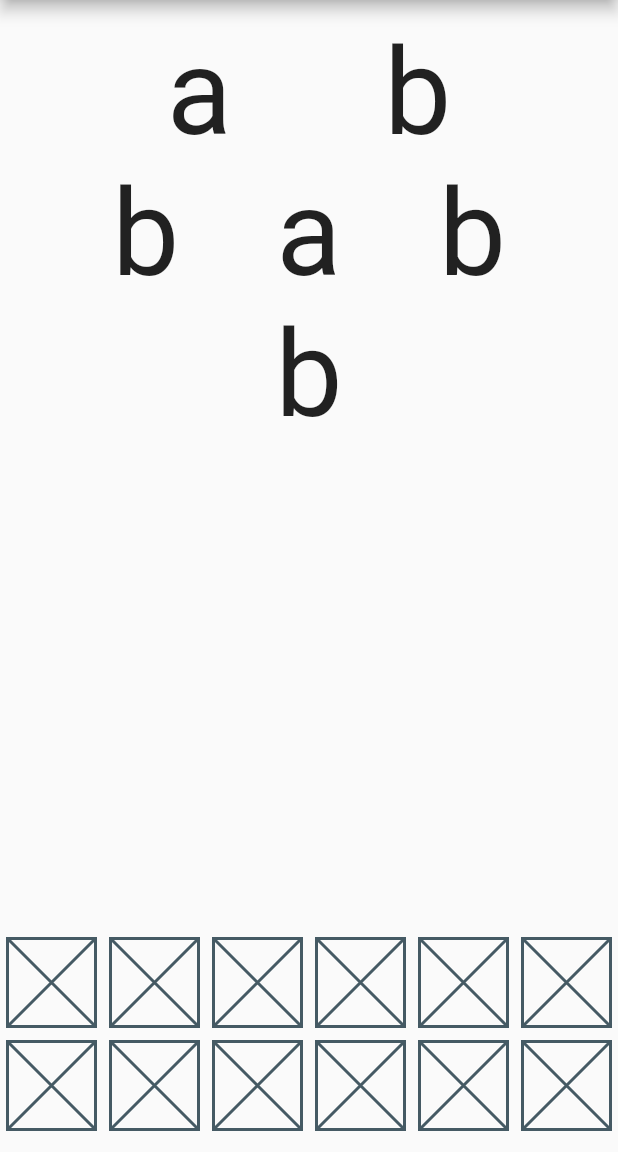
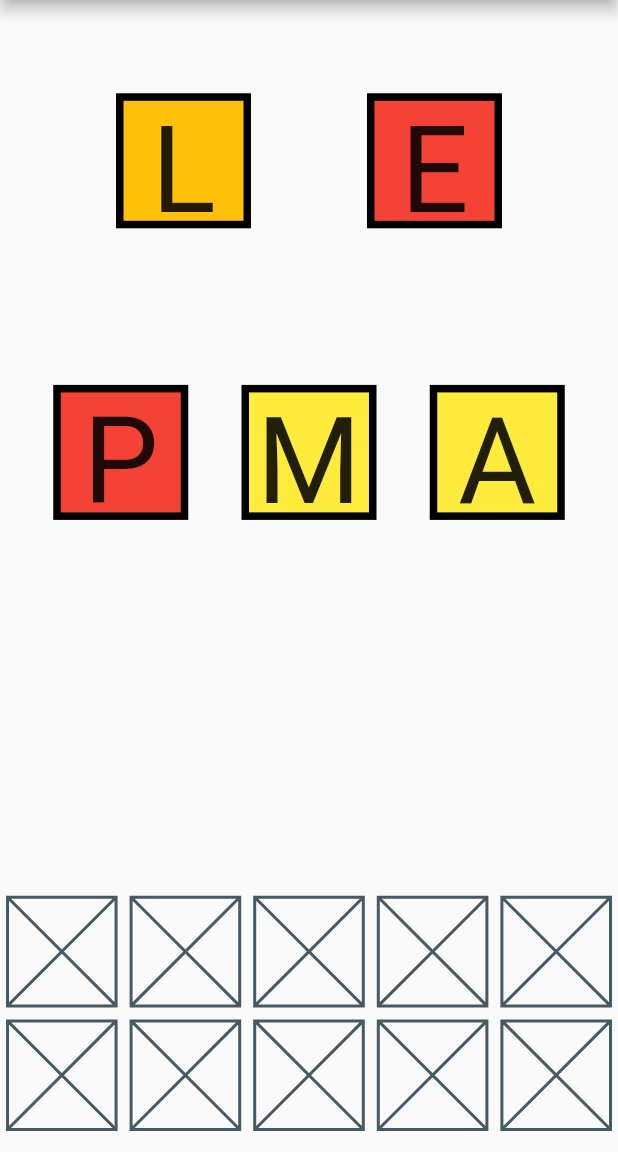
Before and after one commit to htrojan/AnagramApp, a Flutter app: the screen it shows after launch, on a phone screen of 412 x 824 dp, the part 84-1236 px from its top. Run offline on Flutter 3.47's test engine with Material 2 defaults, Android fonts, the phone set to English and light mode, and no system bars.

Commit message:
Bug fixes for layout, make layout prettier

```diff
--- a/lib/LetterCanvas.dart
+++ b/lib/LetterCanvas.dart
@@ -6,7 +6,9 @@ class LetterCanvas extends StatefulWidget {
 
   LetterCanvas(this._letters);
 
-  LetterCanvas.fromString(String string) : _letters = string.runes.toList();
+  LetterCanvas.fromString(String string) : _letters = string.runes.toList(){
+    _letters.shuffle();
+  }
 
   final List<int> _letters;
 
@@ -16,6 +18,9 @@ class LetterCanvas extends StatefulWidget {
 
 class _LetterCanvasState extends State<LetterCanvas> {
 
+  final Random _rnd = new Random();
+  final int _maxRnd = 3;
+  final List<Color> _rndColors = [Colors.yellow, Colors.amber, Colors.red];
 
   List<Widget> _generateRandomLayout(final int rowCount) {
     final int maxUsed = widget._letters.length;
@@ -24,19 +29,39 @@ class _LetterCanvasState extends State<LetterCanvas> {
     int alreadyUsed = 0;
 
     return new List.generate(rowCount, (index) {
-      final int num = (index == rowCount-1) ? (maxUsed - alreadyUsed) : (rnd.nextInt(maxPerRow) + 1);
-      var row = new Row(
+      int num = (index == rowCount-1) ? (maxUsed - alreadyUsed) : (rnd.nextInt(maxPerRow) + 1);
+      if(num > maxUsed - alreadyUsed) {
+        num = 0;
+      }
+      var row = new Expanded(
+//        constraints: const BoxConstraints(maxHeight: 100.0),
+        child: new Row(
+
+//        mainAxisSize: MainAxisSize.min,
           mainAxisAlignment: MainAxisAlignment.spaceEvenly,
           children: widget._letters.skip(alreadyUsed).take(num).map((rune) {
-          return new Container(
+            return new GestureDetector(
+              child: new Container(
+                constraints: const BoxConstraints.tightFor(height: 90.0, width: 90.0),
+                decoration: new BoxDecoration(
+                  border: new Border.all(width: 5.0),
+                  color: _rndColors[_rnd.nextInt(_maxRnd)],
+                ),
+
+                child: new Center(
                   child: new Text(
-                new String.fromCharCode(rune),
+                      new String.fromCharCode(rune).toUpperCase(),
                     style: new TextStyle(
-                fontSize: 80.0
+                      fontSize: 80.0,
+
+                    ),
+
+                  ),
                 ),
               ),
             );
           }).toList(),
+        ),
       );
 
       alreadyUsed += num;
@@ -46,11 +71,9 @@ class _LetterCanvasState extends State<LetterCanvas> {
 
   @override
   Widget build(BuildContext context) {
-    return new Container(
-      padding: const EdgeInsets.symmetric(horizontal: 10.0, vertical: 5.0),
-      child: new Column(
+    return new Column(
+      mainAxisAlignment: MainAxisAlignment.spaceEvenly,
       children: _generateRandomLayout(3)
-      ),
     );
   }
 }
--- a/lib/main.dart
+++ b/lib/main.dart
@@ -6,7 +6,7 @@ void main() {
   return runApp(
       new MaterialApp(
         title: 'AnnAgram',
-        home: new Anagram(new AnagramData('abbabb', 'ababbb')),
+        home: new Anagram(new AnagramData('Ampel', 'Lampe')),
       )
   );
 }
@@ -43,12 +43,11 @@ class _AnagramState extends State<Anagram> {
           ),
           child: new Column(
 
-//            mainAxisSize: MainAxisSize.min,
           mainAxisAlignment: MainAxisAlignment.end,
-//            crossAxisAlignment: CrossAxisAlignment.center,
+
             children: <Widget>[
               new Expanded(
-                child: new Center(child: new LetterCanvas.fromString(widget.word.word1)),
+                child: new LetterCanvas.fromString(widget.word.word1),
               ),
               new WordBox(widget.word.getLetterCount()),
               new WordBox(widget.word.getLetterCount())
```
Also changed, not shown: 1 other file. Lines whose indentation alone changed are shown as unchanged.
